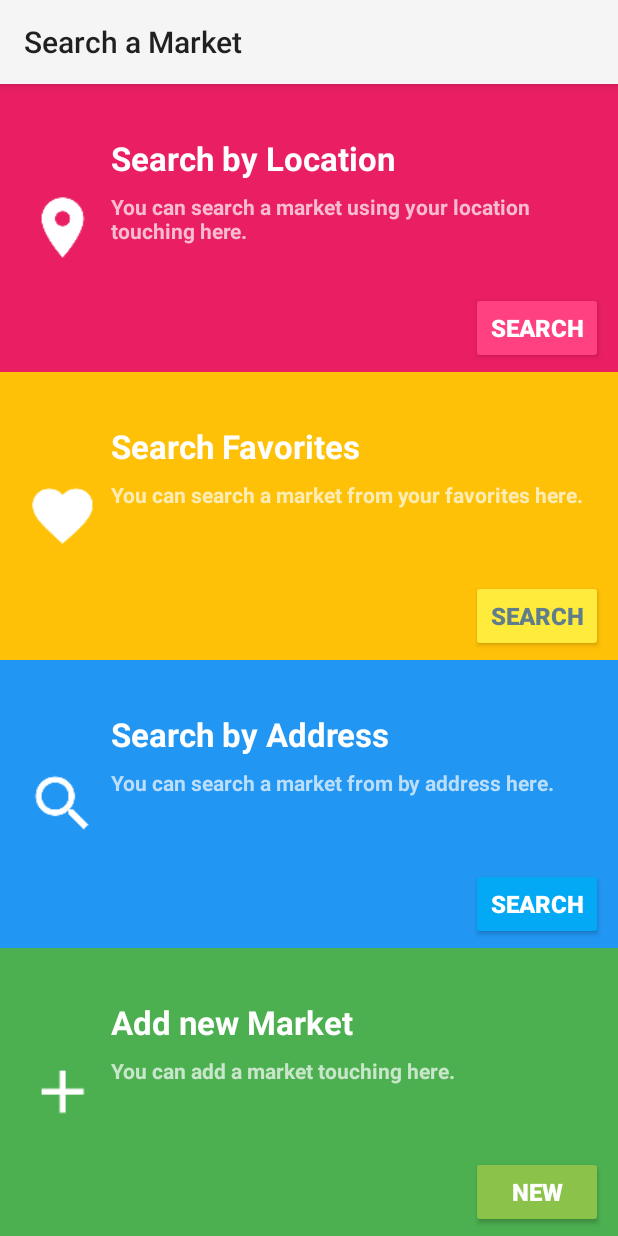
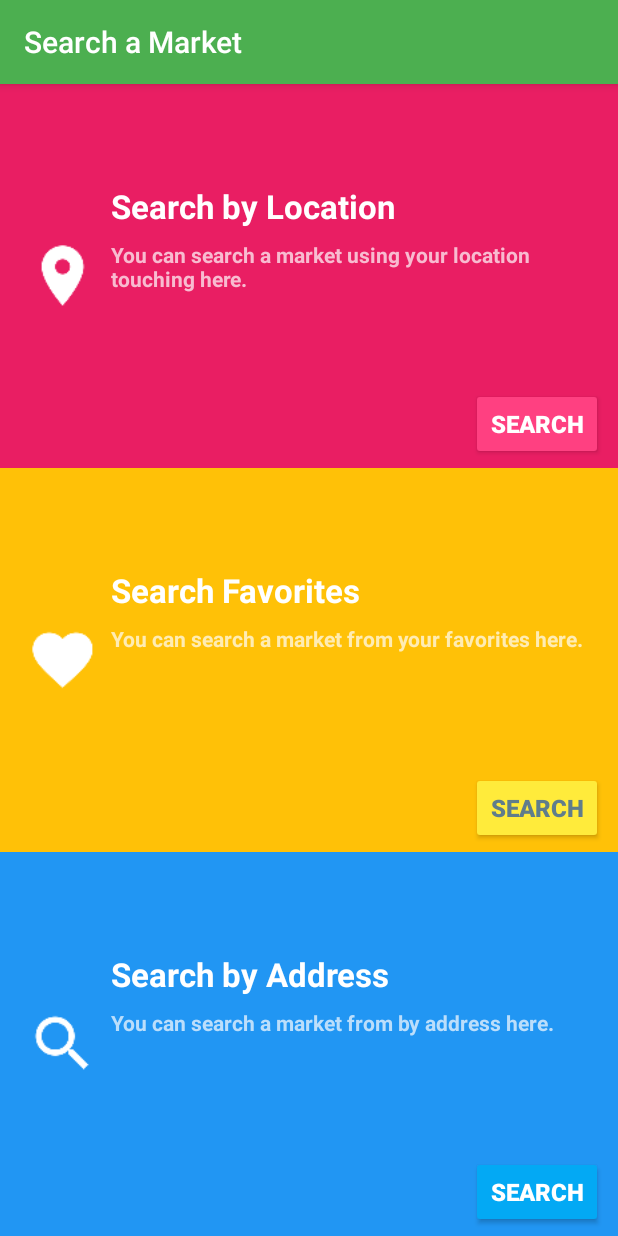
Before and after one commit to LaMaldicionDeMandos/social-pricing-android, an Android app: the screen it shows after launch (InitActivity), on a phone screen of 412 x 824 dp. Run offline under Robolectric (Android 15) with nearby library versions, the phone set to English and light mode, and no system bars; 1 statement that could not run was skipped.

Commit message:
saco nuevo market y pongo verde la barra de titulo

```diff
--- a/social-pricing/app/src/main/res/layout/activity_init.xml
+++ b/social-pricing/app/src/main/res/layout/activity_init.xml
@@ -169,58 +169,5 @@
             android:layout_alignParentRight="true"
             android:layout_alignParentEnd="true" />
     </RelativeLayout>
-    <RelativeLayout
-        android:layout_width="match_parent"
-        android:layout_height="match_parent"
-        android:paddingLeft="@dimen/activity_horizontal_margin"
-        android:paddingRight="@dimen/activity_horizontal_margin"
-        android:paddingTop="@dimen/activity_vertical_margin"
-        android:paddingBottom="@dimen/activity_vertical_margin"
-        android:layout_weight="1"
-        android:background="@color/green_panel">
-        <ImageView
-            android:layout_width="@dimen/default_icon"
-            android:layout_height="@dimen/default_icon"
-            android:id="@+id/newIcon"
-            android:layout_margin="@dimen/item_margin"
-            android:background="@drawable/ic_add_white_36dp"
-            android:contentDescription="@string/new_desc"
-            android:layout_centerVertical="true"
-            android:layout_alignParentLeft="true"
-            android:layout_alignParentStart="true" />
 
-        <TextView
-            android:layout_width="wrap_content"
-            android:layout_height="wrap_content"
-            style="@style/TitleTextWhite"
-            android:text="@string/new_title"
-            android:id="@+id/newTitle"
-            android:layout_toRightOf="@+id/newIcon"
-            android:layout_toEndOf="@+id/newIcon"
-            android:layout_above="@+id/newIcon"
-            />
-
-        <TextView
-            android:layout_width="wrap_content"
-            android:layout_height="wrap_content"
-            style="@style/DescText"
-            android:text="@string/panel_new_desc"
-            android:textColor="@color/green_text_desc"
-            android:id="@+id/newDesc"
-            android:layout_alignTop="@+id/newIcon"
-            android:layout_alignLeft="@+id/newTitle"
-            android:layout_alignStart="@+id/newTitle" />
-
-        <Button
-            android:theme="@style/GreenButton"
-            android:layout_width="wrap_content"
-            android:layout_height="wrap_content"
-            android:text="@string/new_button"
-            android:id="@+id/newButton"
-            android:textSize="@dimen/small_button"
-            android:textStyle="bold"
-            android:layout_alignParentBottom="true"
-            android:layout_alignParentRight="true"
-            android:layout_alignParentEnd="true" />
-    </RelativeLayout>
 </LinearLayout>
--- a/social-pricing/app/src/main/res/values/strings.xml
+++ b/social-pricing/app/src/main/res/values/strings.xml
@@ -4,9 +4,8 @@
     <string name="app_name">Social Pricing</string>
     <string name="market_search">Search a Market</string>
 
-    <!-- MEssages -->
-    <string name="no_market_location">There is no Market, do you want to add one?\n
-    Also, you can search it with another method.</string>
+    <!-- Messages -->
+    <string name="no_market_location">There is no Market in your location, do you want to add one?\nAlso, you can search it with another method.</string>
 
     <!-- Menu -->
     <string name="action_settings">Settings</string>
--- a/social-pricing/app/src/main/res/values/styles.xml
+++ b/social-pricing/app/src/main/res/values/styles.xml
@@ -3,6 +3,12 @@
     <!-- Base application theme. -->
     <style name="AppTheme" parent="Theme.AppCompat.Light">
         <!-- Customize your theme here. -->
+        <!-- Customize your theme here. -->
+        <item name="colorPrimary">@color/green_panel</item>
+        <item name="colorAccent">#FF5722</item>
+        <item name="android:windowBackground">@android:color/white</item>
+        <item name="android:textColorPrimary">@android:color/white</item>
+        <item name="android:textColor">#212121</item>
     </style>
 
     <style name="PinkButton" parent="Base.V21.Theme.AppCompat.Light">
```
Also changed, not shown: 1 other file.
